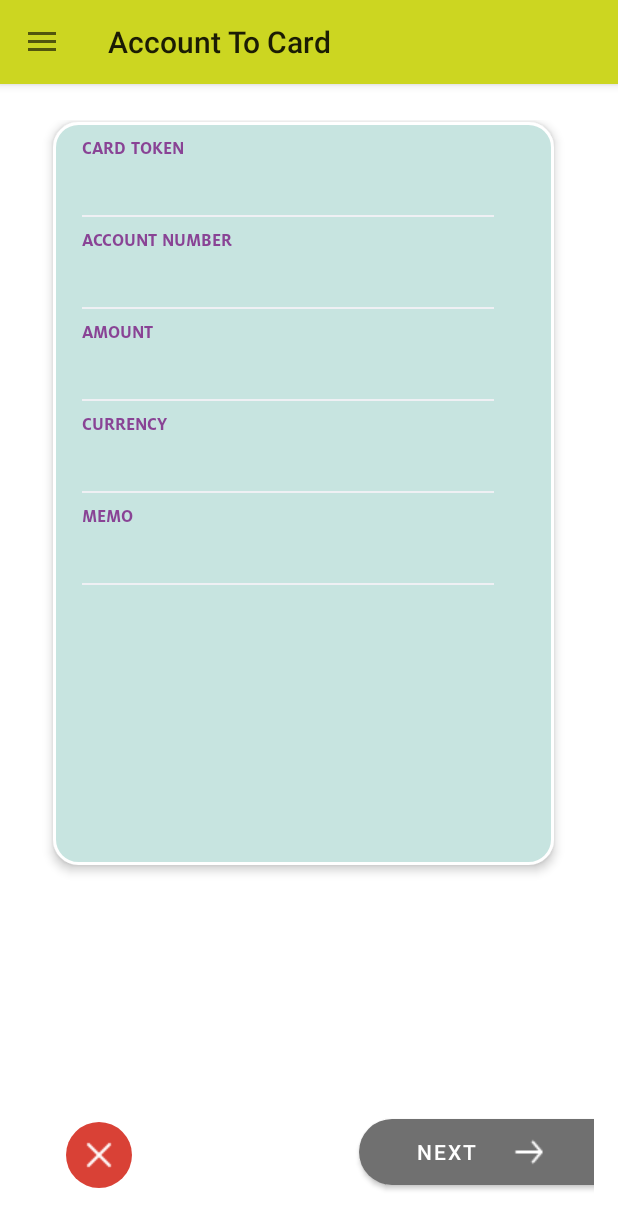
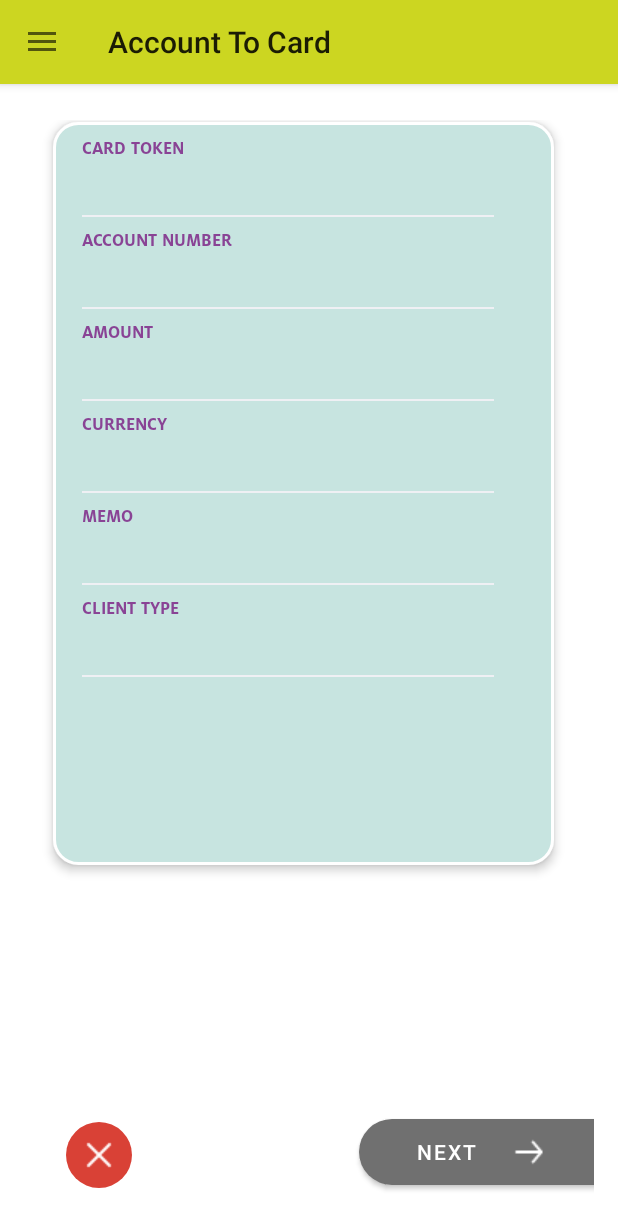
Before and after one commit to oussama97NABIL/LBA-PrepaidCards-Portal, an Android app: the fragment AccountToCard placed in its activity, on a phone screen of 412 x 824 dp. Shown: the top 1229 px of the screen. Run offline under Robolectric (Android 15) with nearby library versions, the phone set to English and light mode, and no system bars; libraries missing offline, so code that uses them is left out: com.makeramen.roundedimageview; 2 statements that could not run were skipped.

Commit message:
third commit

```diff
--- a/app/src/main/res/layout/account_to_card.xml
+++ b/app/src/main/res/layout/account_to_card.xml
@@ -209,7 +209,37 @@
 							android:layout_weight="1.0"
 							android:background="#ffeff0f4" />
 
+						<TextView
+							android:id="@+id/imageView"
+							android:layout_width="fill_parent"
+							android:layout_height="wrap_content"
+							android:layout_marginTop="8dp"
+							android:layout_marginBottom="12dp"
+							android:layout_weight="1.0"
+							android:fontFamily="@font/miloot_bold"
+							android:text="CLIENT TYPE"
+							android:textAllCaps="true"
+							android:textColor="@color/MurasakiPurple"
+							android:textSize="12.0sp"
+							android:textStyle="bold" />
 
+						<EditText
+							android:id="@+id/client_type"
+							android:layout_width="fill_parent"
+							android:layout_height="wrap_content"
+							android:layout_weight="1.0"
+							android:background="@color/transparent"
+							android:fontFamily="@font/miloot_bold"
+							android:inputType="text"
+							android:textSize="17.299988sp" />
+
+						<View
+							android:id="@+id/view8"
+							android:layout_width="match_parent"
+							android:layout_height="1.0dip"
+							android:layout_marginTop="5.0dip"
+							android:layout_weight="1.0"
+							android:background="#ffeff0f4" />
 					</LinearLayout>
 
 				</LinearLayout>
```
